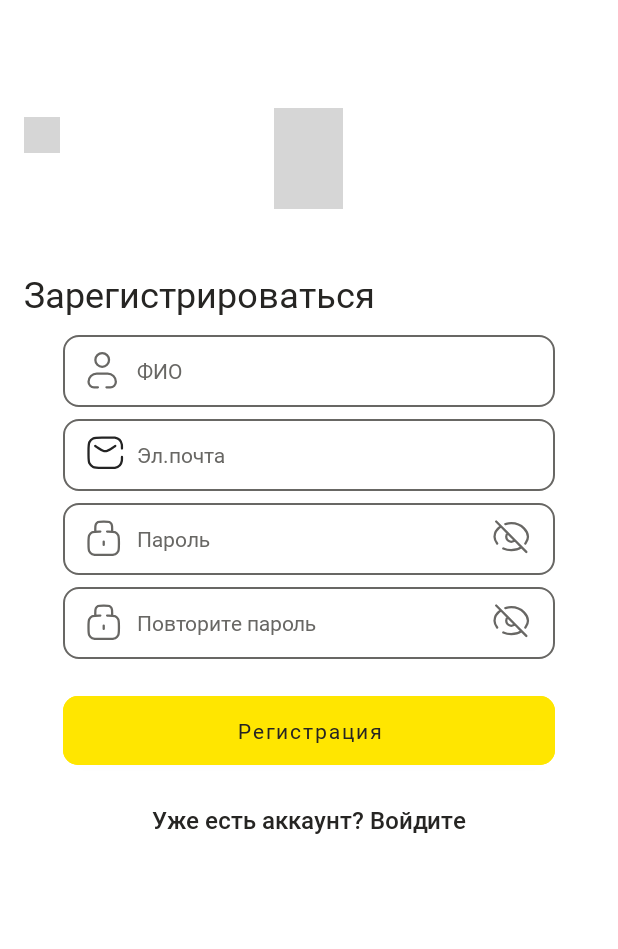
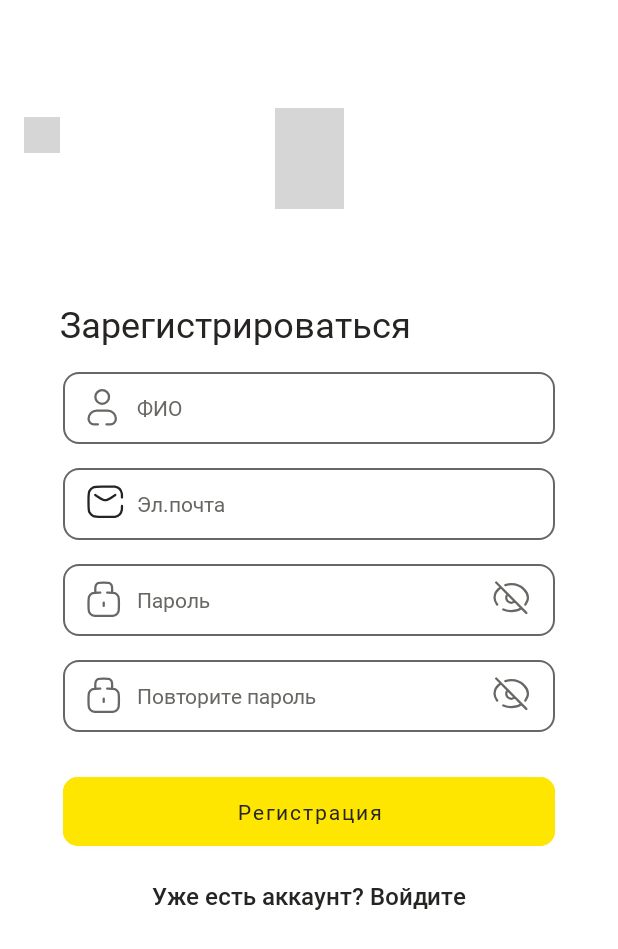
Before and after one commit to ishenaly007/GeeksMentor, an Android app: the layout fragment_log_in.xml on its own in the app's theme, with its tools: preview values and no code run, on a phone screen of 412 x 824 dp. Shown: the top 949 px of the screen. Run offline under Robolectric (Android 15) with nearby library versions, the phone set to English and light mode, and no system bars; grey boxes are pictures that could not be loaded.

Commit message:
+some adds

```diff
--- a/app/src/main/java/com/abit8/geeksmentor/ui/auth/LogInFragment.kt
+++ b/app/src/main/java/com/abit8/geeksmentor/ui/auth/LogInFragment.kt
@@ -1,9 +1,11 @@
-package com.abit8.geeksmentor.ui.auth
-
 import android.os.Bundle
+import android.text.method.HideReturnsTransformationMethod
+import android.text.method.PasswordTransformationMethod
 import android.view.LayoutInflater
 import android.view.View
 import android.view.ViewGroup
+import android.widget.EditText
+import android.widget.ImageView
 import android.widget.Toast
 import androidx.fragment.app.Fragment
 import androidx.navigation.fragment.findNavController
@@ -17,6 +19,7 @@ class LogInFragment : Fragment() {
     private val binding get() = _binding!!
 
     private var userLoggedIn = false // Флаг состояния аутентификации пользователя
+    private var isPasswordVisible = false // Флаг видимости пароля
 
     override fun onCreateView(
         inflater: LayoutInflater,
@@ -48,6 +51,14 @@ class LogInFragment : Fragment() {
                     Toast.LENGTH_SHORT
                 ).show()
             }
+        }
+
+        binding.eyeIcon.setOnClickListener {
+            togglePasswordVisibility(binding.etPasswordSignup, binding.eyeIcon)
+        }
+
+        binding.eyeIconConfirm.setOnClickListener {
+            togglePasswordVisibility(binding.etConfirmPasswordSignup, binding.eyeIconConfirm)
         }
     }
 
@@ -97,7 +108,24 @@ class LogInFragment : Fragment() {
         }
     }
 
-    override fun onResume() {  //В методе onResume() происходит проверка значения userLoggedIn. Если оно равно false, то кнопка регистрации (btnRegistrationSignup) блокируется (отключается) и прозрачность кнопки устанавливается на 0.5 для указания недоступности. Если значение userLoggedIn равно true, то кнопка регистрации разблокируется (включается) и прозрачность кнопки устанавливается на 1.0 для указания доступности.
+    private fun togglePasswordVisibility(inputField: EditText, eyeIcon: ImageView) {
+        if (isPasswordVisible) {
+            // Пароль видимый - скрываем его
+            inputField.transformationMethod = PasswordTransformationMethod.getInstance()
+            eyeIcon.setImageResource(R.drawable.eye_vector)
+            isPasswordVisible = false
+        } else {
+            // Пароль скрытый - показываем его
+            inputField.transformationMethod = HideReturnsTransformationMethod.getInstance()
+            eyeIcon.setImageResource(R.drawable.baseline_remove_red_eye_24)
+            isPasswordVisible = true
+        }
+
+        // Перемещаем курсор в конец поля ввода
+        inputField.setSelection(inputField.text?.length ?: 0)
+    }
+
+    override fun onResume() {
         super.onResume()
 
         // Проверяем состояние аутентификации пользователя
@@ -116,7 +144,4 @@ class LogInFragment : Fragment() {
         super.onDestroyView()
         _binding = null
     }
-
-
-    //для выхода из аккаунта -> Firebase.auth.signOut()
 }
--- a/app/src/main/res/layout/fragment_log_in.xml
+++ b/app/src/main/res/layout/fragment_log_in.xml
@@ -1,8 +1,9 @@
 <?xml version="1.0" encoding="utf-8"?>
-<FrameLayout xmlns:android="http://schemas.android.com/apk/res/android"
+<androidx.constraintlayout.widget.ConstraintLayout xmlns:android="http://schemas.android.com/apk/res/android"
     xmlns:tools="http://schemas.android.com/tools"
     android:layout_width="match_parent"
     android:layout_height="match_parent"
+    xmlns:app="http://schemas.android.com/apk/res-auto"
     android:background="@color/white_new"
     tools:context=".ui.auth.LogInFragment">
 
@@ -10,94 +11,138 @@
         android:id="@+id/arrow_signup"
         android:layout_width="24dp"
         android:layout_height="24dp"
-        android:layout_marginLeft="16dp"
+        android:layout_marginStart="16dp"
         android:layout_marginTop="78dp"
-        android:background="@drawable/baseline_arrow_back" />
+        android:background="@drawable/baseline_arrow_back"
+        app:layout_constraintStart_toStartOf="parent"
+        app:layout_constraintTop_toTopOf="parent" />
 
     <ImageView
+        android:id="@+id/img"
         android:layout_width="46dp"
         android:layout_height="67dp"
-        android:layout_gravity="center|top"
         android:layout_marginTop="72dp"
-        android:src="@drawable/logo_small" />
+        android:src="@drawable/logo_small"
+        app:layout_constraintHorizontal_bias="0.5"
+        app:layout_constraintStart_toStartOf="parent"
+        app:layout_constraintEnd_toEndOf="parent"
+        app:layout_constraintTop_toTopOf="parent" />
 
     <TextView
+        android:id="@+id/tv_registration"
         android:layout_width="wrap_content"
         android:layout_height="wrap_content"
-        android:layout_marginLeft="16dp"
-        android:layout_marginTop="179dp"
+        android:layout_marginStart="40dp"
+        android:layout_marginTop="60dp"
         android:fontFamily="@font/roboto_regular"
         android:text="@string/registration"
         android:textColor="@color/black_new"
-        android:textSize="24sp" />
+        android:textSize="24sp"
+        app:layout_constraintStart_toStartOf="parent"
+        app:layout_constraintTop_toBottomOf="@id/img" />
 
     <EditText
         android:id="@+id/et_names_signup"
         style="@style/et_white_and_black"
         android:layout_width="328dp"
         android:layout_height="48dp"
-        android:layout_gravity="center|top"
-        android:layout_marginTop="223dp"
+        android:layout_marginTop="16dp"
         android:drawableLeft="@drawable/login_vector"
         android:hint="@string/names"
-        android:paddingLeft="16dp" />
+        android:paddingStart="16dp"
+        app:layout_constraintHorizontal_bias="0.5"
+        app:layout_constraintStart_toStartOf="parent"
+        app:layout_constraintEnd_toEndOf="parent"
+        app:layout_constraintTop_toBottomOf="@id/tv_registration" />
 
     <EditText
         android:id="@+id/et_email_signup"
         style="@style/et_white_and_black"
         android:layout_width="328dp"
         android:layout_height="48dp"
-        android:layout_gravity="center|top"
-        android:layout_marginTop="279dp"
+        android:layout_marginTop="16dp"
         android:drawableLeft="@drawable/email_vector"
         android:hint="@string/email"
-        android:paddingLeft="16dp" />
+        android:paddingStart="16dp"
+        app:layout_constraintHorizontal_bias="0.5"
+        app:layout_constraintStart_toStartOf="parent"
+        app:layout_constraintEnd_toEndOf="parent"
+        app:layout_constraintTop_toBottomOf="@id/et_names_signup" />
 
     <EditText
         android:id="@+id/et_password_signup"
         style="@style/et_white_and_black"
         android:layout_width="328dp"
         android:layout_height="48dp"
-        android:layout_gravity="center|top"
-        android:layout_marginTop="335dp"
+        android:layout_marginTop="16dp"
         android:inputType="textPassword"
         android:drawableStart="@drawable/lock_vector"
-        android:drawableEnd="@drawable/eye_vector"
         android:hint="@string/password"
-        android:paddingLeft="16dp"
-        android:paddingRight="16dp" />
+        android:paddingStart="16dp"
+        android:paddingEnd="16dp"
+        app:layout_constraintHorizontal_bias="0.5"
+        app:layout_constraintStart_toStartOf="parent"
+        app:layout_constraintEnd_toEndOf="parent"
+        app:layout_constraintTop_toBottomOf="@id/et_email_signup" />
 
     <EditText
         android:id="@+id/et_confirm_password_signup"
         style="@style/et_white_and_black"
         android:layout_width="328dp"
         android:layout_height="48dp"
-        android:layout_gravity="center|top"
-        android:layout_marginTop="391dp"
+        android:layout_marginTop="16dp"
+        android:drawableStart="@drawable/lock_vector"
+        android:hint="@string/confirm_password"
+        android:paddingStart="16dp"
+        android:paddingEnd="16dp"
+        app:layout_constraintHorizontal_bias="0.5"
+        app:layout_constraintStart_toStartOf="parent"
+        app:layout_constraintEnd_toEndOf="parent"
+        app:layout_constraintTop_toBottomOf="@id/et_password_signup" />
 
-        android:drawableStart="@drawable/lock_vector"
-        android:drawableEnd="@drawable/eye_vector"
-        android:hint="@string/confirm_password"
-        android:paddingLeft="16dp"
-        android:paddingRight="16dp" />
+    <ImageView
+        android:id="@+id/eye_icon"
+        android:layout_width="wrap_content"
+        android:layout_height="wrap_content"
+        android:layout_marginEnd="@dimen/mrg_hor_16"
+        android:src="@drawable/eye_vector"
+        app:layout_constraintBottom_toBottomOf="@+id/et_password_signup"
+        app:layout_constraintEnd_toEndOf="@+id/et_password_signup"
+        app:layout_constraintTop_toTopOf="@+id/et_password_signup" />
+
+    <ImageView
+        android:id="@+id/eye_icon_confirm"
+        android:layout_width="wrap_content"
+        android:layout_height="wrap_content"
+        android:layout_marginEnd="@dimen/mrg_hor_16"
+        android:src="@drawable/eye_vector"
+        app:layout_constraintBottom_toBottomOf="@+id/et_confirm_password_signup"
+        app:layout_constraintEnd_toEndOf="@+id/et_confirm_password_signup"
+        app:layout_constraintTop_toTopOf="@+id/et_confirm_password_signup" />
 
     <com.google.android.material.button.MaterialButton
         android:id="@+id/btn_registration_signup"
         style="@style/btn_black_and_yellow"
         android:layout_width="328dp"
         android:layout_height="58dp"
-        android:layout_gravity="center|top"
-        android:layout_marginTop="458dp"
-        android:text="@string/registration2" />
+        android:layout_marginTop="24dp"
+        android:text="@string/registration2"
+        app:layout_constraintHorizontal_bias="0.5"
+        app:layout_constraintStart_toStartOf="parent"
+        app:layout_constraintEnd_toEndOf="parent"
+        app:layout_constraintTop_toBottomOf="@id/et_confirm_password_signup" />
 
     <TextView
         android:id="@+id/tv_have_account_enter"
         android:layout_width="wrap_content"
         android:layout_height="wrap_content"
-        android:layout_gravity="center|top"
-        android:layout_marginTop="535dp"
+        android:layout_marginTop="16dp"
         android:fontFamily="@font/roboto_medium"
         android:text="@string/have_account_enter"
         android:textColor="@color/black_new"
-        android:textSize="16sp" />
-</FrameLayout>
+        android:textSize="16sp"
+        app:layout_constraintHorizontal_bias="0.5"
+        app:layout_constraintStart_toStartOf="parent"
+        app:layout_constraintEnd_toEndOf="parent"
+        app:layout_constraintTop_toBottomOf="@id/btn_registration_signup" />
+</androidx.constraintlayout.widget.ConstraintLayout>
```
